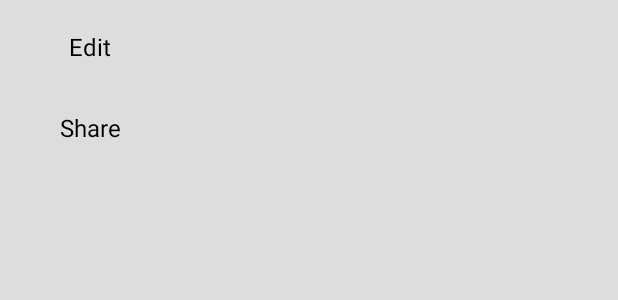
After one commit to stsaikat/videotoaudioconverter, an Android app: the layout dialog_my_folder_options.xml on its own in the app's theme, with its tools: preview values and no code run, on a phone screen of 412 x 824 dp. The commit adds this screen. Shown: the top 300 px of the screen. Run offline under Robolectric (Android 15) with nearby library versions, the light colour scheme and no system bars.

Commit message:
my folder options menu added

```diff
--- a/app/src/main/java/com/simplerapps/phonic/service/ConvertProgressDialog.kt
+++ b/app/src/main/java/com/simplerapps/phonic/dialog/ConvertProgressDialog.kt
@@ -1,4 +1,4 @@
-package com.simplerapps.phonic.service
+package com.simplerapps.phonic.dialog
 
 import android.app.AlertDialog
 import android.app.Dialog
--- a/app/src/main/java/com/simplerapps/phonic/service/InfoActivity.kt
+++ b/app/src/main/java/com/simplerapps/phonic/service/InfoActivity.kt
@@ -6,11 +6,11 @@ import android.os.Bundle
 import androidx.appcompat.app.AppCompatActivity
 import androidx.fragment.app.Fragment
 import androidx.fragment.app.commit
-import com.simplerapps.phonic.TrimRange
 import com.simplerapps.phonic.common.FileInfoManager
 import com.simplerapps.phonic.common.ProgressListener
 import com.simplerapps.phonic.databinding.ActivityInfoBinding
 import com.simplerapps.phonic.datamodel.AudioConversionInfo
+import com.simplerapps.phonic.dialog.ConvertProgressDialog
 import com.simplerapps.phonic.servicechooser.Service
 import com.simplerapps.phonic.share.ShareActivity
 import com.simplerapps.phonic.showInfoDialog
--- a/app/src/main/java/com/simplerapps/phonic/service/MyFolderRecyclerViewAdapter.kt
+++ b/app/src/main/java/com/simplerapps/phonic/service/MyFolderRecyclerViewAdapter.kt
@@ -41,7 +41,7 @@ class MyFolderRecyclerViewAdapter(
         )
 
         holder.shareButton.setOnClickListener {
-            listener.onItemShareClick(audioFileModel)
+            listener.onItemMoreClick(audioFileModel)
         }
         holder.nameTextView.setOnClickListener {
             listener.onItemClick(audioFileModel)
@@ -56,7 +56,7 @@ class MyFolderRecyclerViewAdapter(
     override fun getItemCount(): Int = list.size
 
     interface OnItemClickListener {
-        fun onItemShareClick(audioFileModel: AudioFileModel)
+        fun onItemMoreClick(audioFileModel: AudioFileModel)
         fun onItemClick(audioFileModel: AudioFileModel)
     }
 }
--- a/app/src/main/res/drawable/ic_more_vert_white.xml
+++ b/app/src/main/res/drawable/ic_more_vert.xml
@@ -1,4 +1,4 @@
-<vector android:height="24dp" android:tint="#FFFFFF"
+<vector android:height="24dp" android:tint="@color/color_active"
     android:viewportHeight="24" android:viewportWidth="24"
     android:width="24dp" xmlns:android="http://schemas.android.com/apk/res/android">
     <path android:fillColor="@android:color/white" android:pathData="M12,8c1.1,0 2,-0.9 2,-2s-0.9,-2 -2,-2 -2,0.9 -2,2 0.9,2 2,2zM12,10c-1.1,0 -2,0.9 -2,2s0.9,2 2,2 2,-0.9 2,-2 -0.9,-2 -2,-2zM12,16c-1.1,0 -2,0.9 -2,2s0.9,2 2,2 2,-0.9 2,-2 -0.9,-2 -2,-2z"/>
--- /dev/null
+++ b/app/src/main/res/layout/dialog_my_folder_options.xml
@@ -0,0 +1,33 @@
+<?xml version="1.0" encoding="utf-8"?>
+<androidx.constraintlayout.widget.ConstraintLayout xmlns:android="http://schemas.android.com/apk/res/android"
+    xmlns:app="http://schemas.android.com/apk/res-auto"
+    xmlns:tools="http://schemas.android.com/tools"
+    android:layout_width="120dp"
+    android:layout_height="wrap_content"
+    android:padding="4dp">
+
+    <TextView
+        android:id="@+id/tvb_edit"
+        android:layout_width="wrap_content"
+        android:layout_height="wrap_content"
+        android:padding="16dp"
+        android:text="Edit"
+        android:textColor="@color/text_color_active"
+        android:textSize="16sp"
+        app:layout_constraintEnd_toEndOf="parent"
+        app:layout_constraintStart_toStartOf="parent"
+        app:layout_constraintTop_toTopOf="parent" />
+
+    <TextView
+        android:id="@+id/tvb_share"
+        android:layout_width="wrap_content"
+        android:layout_height="wrap_content"
+        android:padding="16dp"
+        android:text="Share"
+        android:textColor="@color/text_color_active"
+        android:textSize="16sp"
+        app:layout_constraintBottom_toBottomOf="parent"
+        app:layout_constraintEnd_toEndOf="parent"
+        app:layout_constraintStart_toStartOf="parent"
+        app:layout_constraintTop_toBottomOf="@+id/tvb_edit" />
+</androidx.constraintlayout.widget.ConstraintLayout>
--- a/app/src/main/res/layout/item_my_audio_element.xml
+++ b/app/src/main/res/layout/item_my_audio_element.xml
@@ -39,7 +39,7 @@
             app:layout_constraintBottom_toBottomOf="@+id/tv_audio_item_name"
             app:layout_constraintEnd_toEndOf="parent"
             app:layout_constraintTop_toTopOf="@+id/tv_audio_item_name"
-            app:srcCompat="@drawable/ic_share_white" />
+            app:srcCompat="@drawable/ic_more_vert" />
 
     </androidx.constraintlayout.widget.ConstraintLayout>
 </androidx.cardview.widget.CardView>
```
Also changed, not shown: app/src/main/java/com/simplerapps/phonic/Utils.kt (+29 -0 lines), app/src/main/java/com/simplerapps/phonic/dialog/MyFolderOptionsDialog.kt (added, +44 -0 lines), app/src/main/java/com/simplerapps/phonic/service/MyFolderFragment.kt (+20 -13 lines), app/src/main/java/com/simplerapps/phonic/servicechooser/ServiceChooserActivity.kt (+3 -25 lines).
